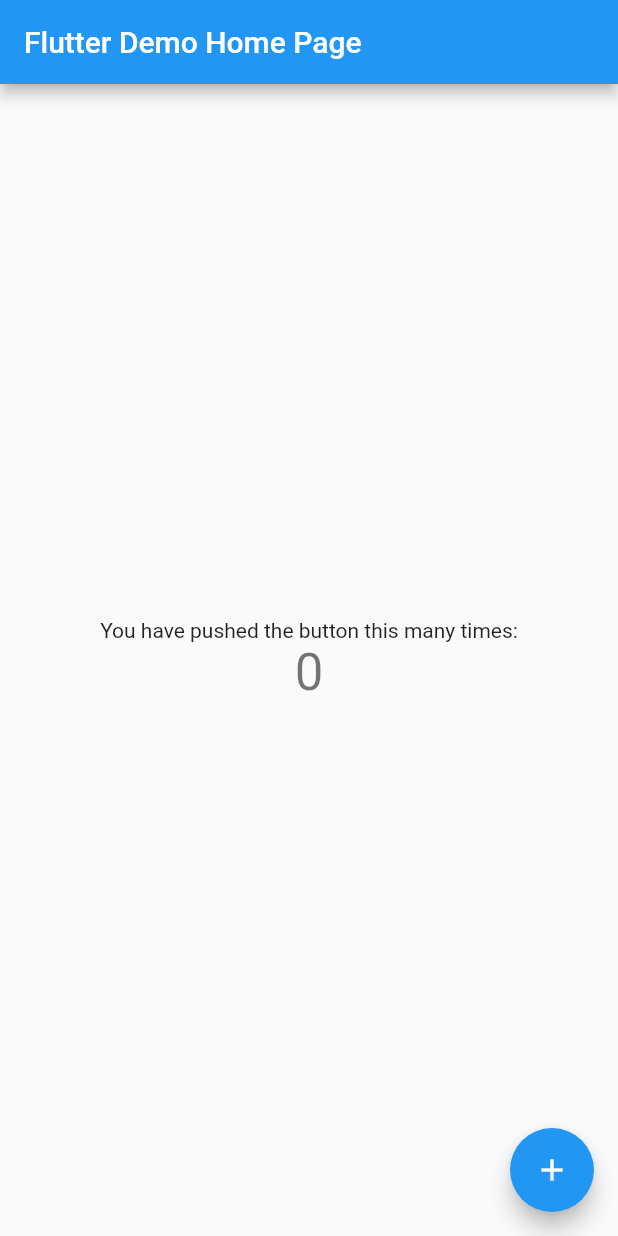
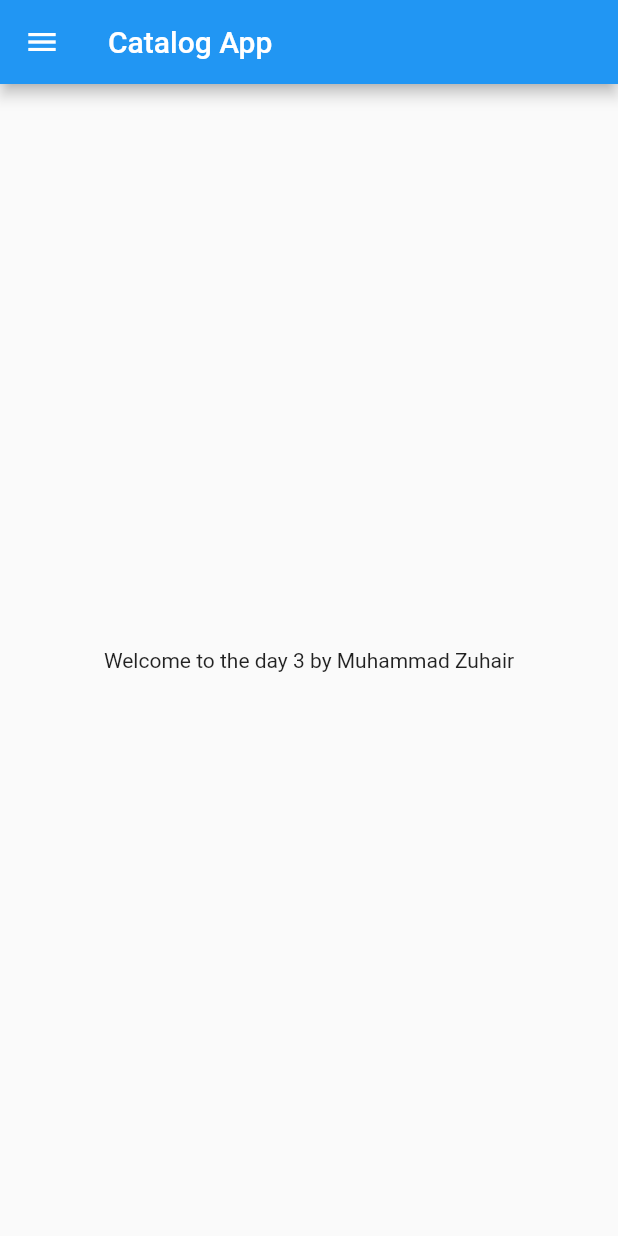
Before and after one commit to NoobDeveloper412/Catalog-App, a Flutter app: the screen it shows after launch, on a phone screen of 412 x 824 dp. Run offline on Flutter 3.47's test engine with Material 2 defaults, Android fonts, the phone set to English and light mode, and no system bars.

Commit message:
Learned about functions and routing.

```diff
--- a/lib/main.dart
+++ b/lib/main.dart
@@ -1,115 +1,31 @@
+import 'package:catalog_app/screens/HomePage.dart';
+import 'package:catalog_app/screens/LoginPage.dart';
 import 'package:flutter/material.dart';
+// import 'package:flutter_catalog/screens/login_page.dart';
+
 
 void main() {
-  runApp(const MyApp());
+  runApp(MyApp());
 }
 
 class MyApp extends StatelessWidget {
   const MyApp({Key? key}) : super(key: key);
 
-  // This widget is the root of your application.
   @override
   Widget build(BuildContext context) {
+    // BuildContext and Context are used because as we know that the flutter language works on a tree design, these works as a data locator
     return MaterialApp(
-      title: 'Flutter Demo',
-      theme: ThemeData(
-        // This is the theme of your application.
-        //
-        // Try running your application with "flutter run". You'll see the
-        // application has a blue toolbar. Then, without quitting the app, try
-        // changing the primarySwatch below to Colors.green and then invoke
-        // "hot reload" (press "r" in the console where you ran "flutter run",
-        // or simply save your changes to "hot reload" in a Flutter IDE).
-        // Notice that the counter didn't reset back to zero; the application
-        // is not restarted.
-        primarySwatch: Colors.blue,
+      themeMode: ThemeMode.light,
+      // theme: ThemeData(primarySwatch: Colors.deepPurple),
+      darkTheme: ThemeData(
+        brightness: Brightness.dark,
+        // primarySwatch:Colors.green
       ),
-      home: const MyHomePage(title: 'Flutter Demo Home Page'),
+      initialRoute: '/home',
+      routes:{
+       "/home":(context) => HomePage(),
+        "/":(context) => LoginPage(),
+      },
     );
   }
 }
-
-class MyHomePage extends StatefulWidget {
-  const MyHomePage({Key? key, required this.title}) : super(key: key);
-
-  // This widget is the home page of your application. It is stateful, meaning
-  // that it has a State object (defined below) that contains fields that affect
-  // how it looks.
-
-  // This class is the configuration for the state. It holds the values (in this
-  // case the title) provided by the parent (in this case the App widget) and
-  // used by the build method of the State. Fields in a Widget subclass are
-  // always marked "final".
-
-  final String title;
-
-  @override
-  State<MyHomePage> createState() => _MyHomePageState();
-}
-
-class _MyHomePageState extends State<MyHomePage> {
-  int _counter = 0;
-
-  void _incrementCounter() {
-    setState(() {
-      // This call to setState tells the Flutter framework that something has
-      // changed in this State, which causes it to rerun the build method below
-      // so that the display can reflect the updated values. If we changed
-      // _counter without calling setState(), then the build method would not be
-      // called again, and so nothing would appear to happen.
-      _counter++;
-    });
-  }
-
-  @override
-  Widget build(BuildContext context) {
-    // This method is rerun every time setState is called, for instance as done
-    // by the _incrementCounter method above.
-    //
-    // The Flutter framework has been optimized to make rerunning build methods
-    // fast, so that you can just rebuild anything that needs updating rather
-    // than having to individually change instances of widgets.
-    return Scaffold(
-      appBar: AppBar(
-        // Here we take the value from the MyHomePage object that was created by
-        // the App.build method, and use it to set our appbar title.
-        title: Text(widget.title),
-      ),
-      body: Center(
-        // Center is a layout widget. It takes a single child and positions it
-        // in the middle of the parent.
-        child: Column(
-          // Column is also a layout widget. It takes a list of children and
-          // arranges them vertically. By default, it sizes itself to fit its
-          // children horizontally, and tries to be as tall as its parent.
-          //
-          // Invoke "debug painting" (press "p" in the console, choose the
-          // "Toggle Debug Paint" action from the Flutter Inspector in Android
-          // Studio, or the "Toggle Debug Paint" command in Visual Studio Code)
-          // to see the wireframe for each widget.
-          //
-          // Column has various properties to control how it sizes itself and
-          // how it positions its children. Here we use mainAxisAlignment to
-          // center the children vertically; the main axis here is the vertical
-          // axis because Columns are vertical (the cross axis would be
-          // horizontal).
-          mainAxisAlignment: MainAxisAlignment.center,
-          children: <Widget>[
-            const Text(
-              'You have pushed the button this many times:',
-            ),
-            Text(
-              '$_counter',
-              style: Theme.of(context).textTheme.headline4,
-            ),
-          ],
-        ),
-      ),
-      floatingActionButton: FloatingActionButton(
-        onPressed: _incrementCounter,
-        tooltip: 'Increment',
-        child: const Icon(Icons.add),
-      ), // This trailing comma makes auto-formatting nicer for build methods.
-    );
-  }
-}
--- /dev/null
+++ b/lib/screens/HomePage.dart
@@ -0,0 +1,20 @@
+import 'package:flutter/material.dart';
+
+class HomePage extends StatelessWidget {
+final int days  = 3;
+final String name ='Muhammad Zuhair';
+  @override
+  Widget build(BuildContext context) {
+    return  Scaffold(
+      appBar:AppBar(
+        title: Text('Catalog App'),
+      ),
+      body: Center(
+        child: Container(
+            child: Text("Welcome to the day ${days} by ${name}"),
+      ),
+    ),
+    drawer: Drawer(),
+    );
+  }
+}
--- /dev/null
+++ b/lib/screens/LoginPage.dart
@@ -0,0 +1,18 @@
+import 'package:flutter/material.dart';
+
+class LoginPage extends StatelessWidget {
+  const LoginPage({Key? key}) : super(key: key);
+
+  @override
+  Widget build(BuildContext context) {
+    return const Material(
+      child: Center(
+          child: Text('Login Page.', style: TextStyle(
+              fontSize: 20, color: Colors.blue,
+          fontWeight: FontWeight.bold
+          ),
+          )
+      ),
+    );
+  }
+}
```
